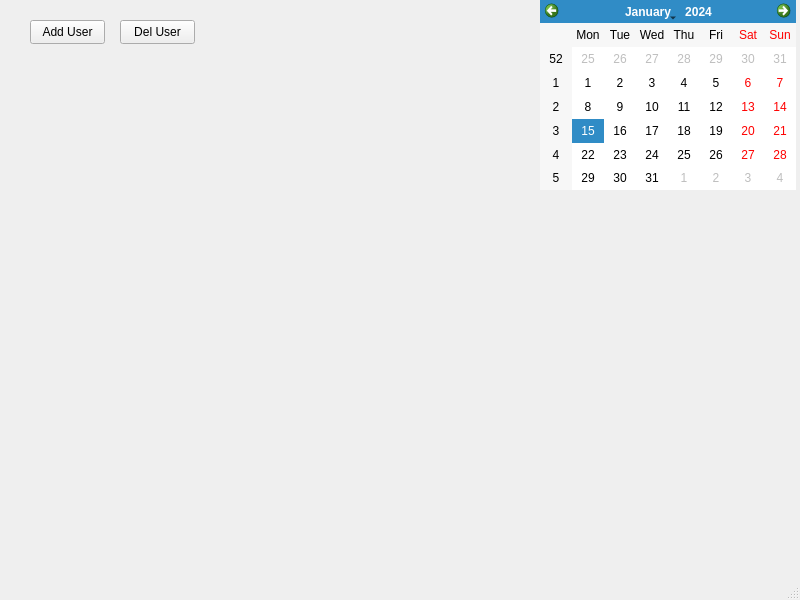
Qt form journal_app.ui (Satkhar/journal_app) before a commit.
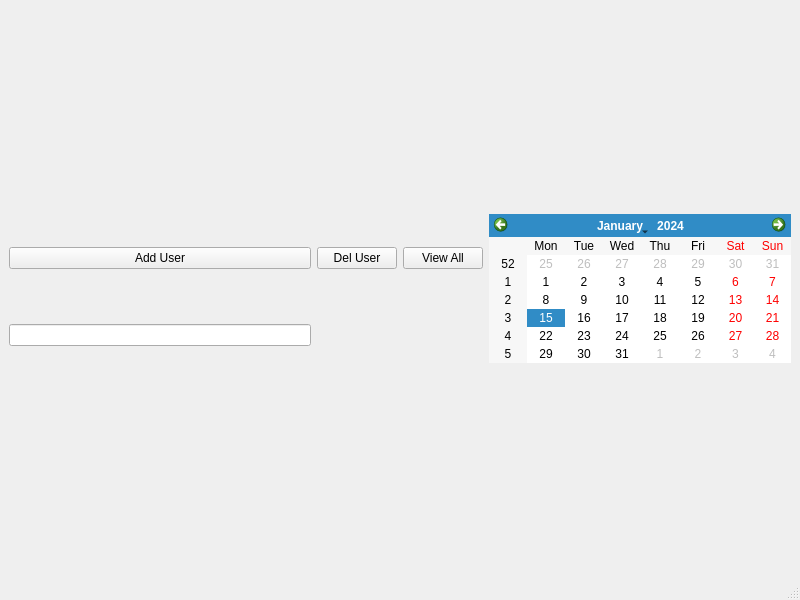
The same form after that commit.

Patch:
```diff
--- a/journal_app.ui
+++ b/journal_app.ui
@@ -14,42 +14,39 @@
    <string>MainWindow</string>
   </property>
   <widget class="QWidget" name="centralwidget">
-   <widget class="QCalendarWidget" name="calendarWidget">
-    <property name="geometry">
-     <rect>
-      <x>540</x>
-      <y>0</y>
-      <width>256</width>
-      <height>190</height>
-     </rect>
-    </property>
-   </widget>
+   <layout class="QGridLayout" name="gridLayout_2">
+    <item row="0" column="0">
+     <layout class="QGridLayout" name="gridLayout">
+      <item row="0" column="0">
    <widget class="QPushButton" name="btnAdd">
-    <property name="geometry">
-     <rect>
-      <x>30</x>
-      <y>20</y>
-      <width>75</width>
-      <height>24</height>
-     </rect>
-    </property>
     <property name="text">
      <string>Add User</string>
     </property>
    </widget>
+      </item>
+      <item row="0" column="1">
    <widget class="QPushButton" name="btnDel">
-    <property name="geometry">
-     <rect>
-      <x>120</x>
-      <y>20</y>
-      <width>75</width>
-      <height>24</height>
-     </rect>
-    </property>
     <property name="text">
      <string>Del User</string>
     </property>
    </widget>
+      </item>
+      <item row="0" column="2">
+       <widget class="QPushButton" name="btnViewAll">
+        <property name="text">
+         <string>View All</string>
+        </property>
+       </widget>
+      </item>
+      <item row="0" column="3" rowspan="2">
+       <widget class="QCalendarWidget" name="calendarWidget"/>
+      </item>
+      <item row="1" column="0">
+       <widget class="QLineEdit" name="lineEdit"/>
+      </item>
+     </layout>
+    </item>
+   </layout>
   </widget>
   <widget class="QMenuBar" name="menubar">
    <property name="geometry">
```
Left out of the diff: 2 changed lines with no effect on the pictures. Lines whose indentation alone changed are shown as unchanged.
